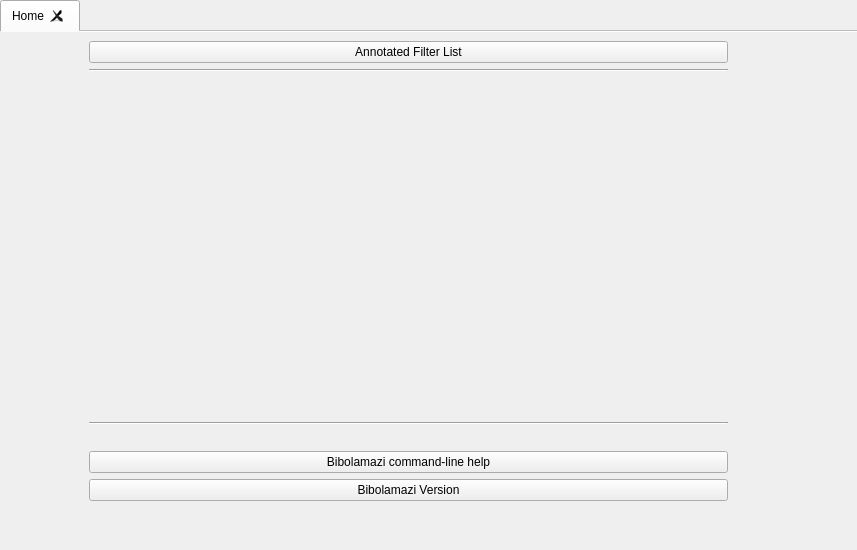
Old version of the form gui/helpbrowser.ui in the repository phfaist/bibolamazi.
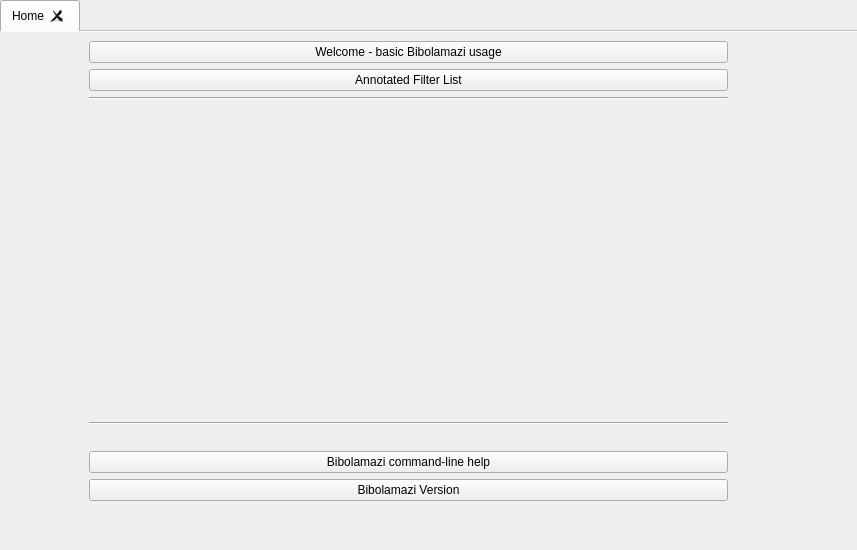
New version of the form.

Commit message: added file header comments in gui; gui helpdialog now with welcome page; small enhancements

```diff
--- a/gui/helpbrowser.ui
+++ b/gui/helpbrowser.ui
@@ -54,6 +54,16 @@
        </item>
        <item>
         <layout class="QVBoxLayout" name="lytHomeButtons">
+         <item>
+          <widget class="QPushButton" name="btnWelcome">
+           <property name="text">
+            <string>Welcome - basic Bibolamazi usage</string>
+           </property>
+           <property name="helppath" stdset="0">
+            <string notr="true">general/welcome</string>
+           </property>
+          </widget>
+         </item>
          <item>
           <widget class="QPushButton" name="btnFilterList">
            <property name="text">
@@ -91,7 +101,7 @@
               <x>0</x>
               <y>0</y>
               <width>585</width>
-              <height>276</height>
+              <height>242</height>
              </rect>
             </property>
             <layout class="QVBoxLayout" name="lytHomeFilterButtons">
```
The commit also changes 18 other files.
